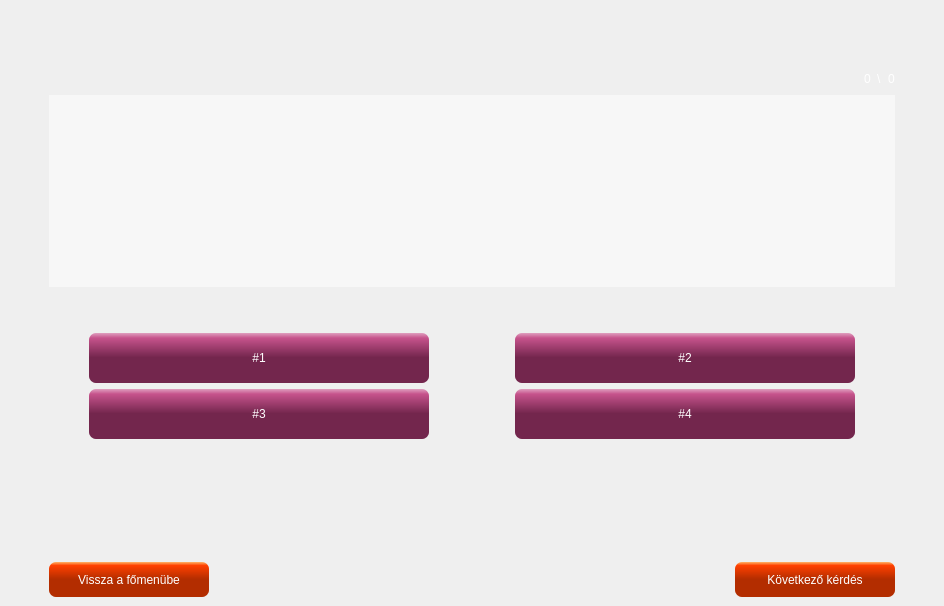
p-anna9603/fancy_nev, file qtserver/quizfelulet.ui: the form before one commit.
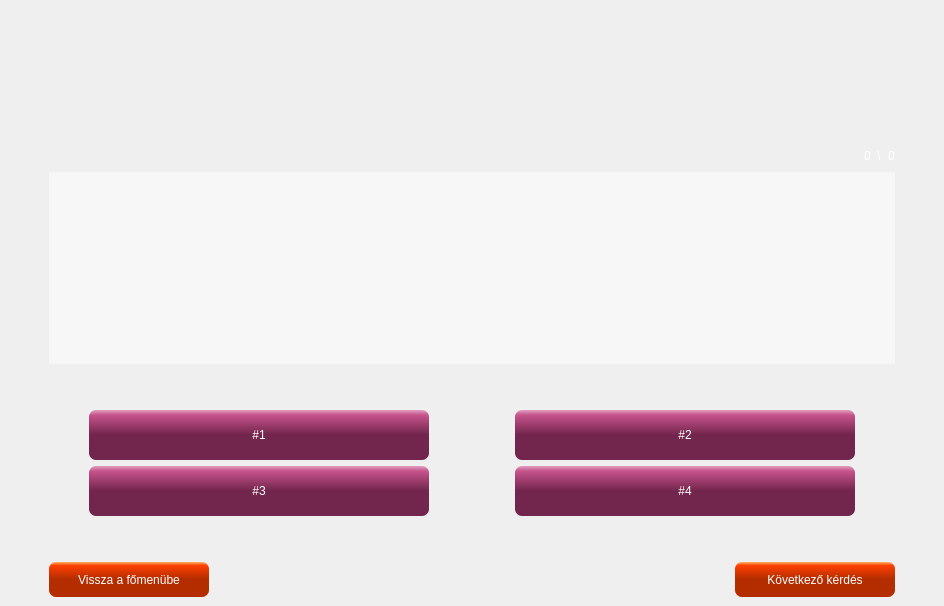
The form after the commit.

Commit message: Pontszám hozzáadás javítás, néhány layout egyengetés

```diff
--- a/qtserver/quizfelulet.ui
+++ b/qtserver/quizfelulet.ui
@@ -452,7 +452,7 @@
        <enum>Qt::Vertical</enum>
       </property>
       <property name="sizeType">
-       <enum>QSizePolicy::Fixed</enum>
+       <enum>QSizePolicy::Expanding</enum>
       </property>
       <property name="sizeHint" stdset="0">
        <size>
```
The commit also changes 5 other files.
